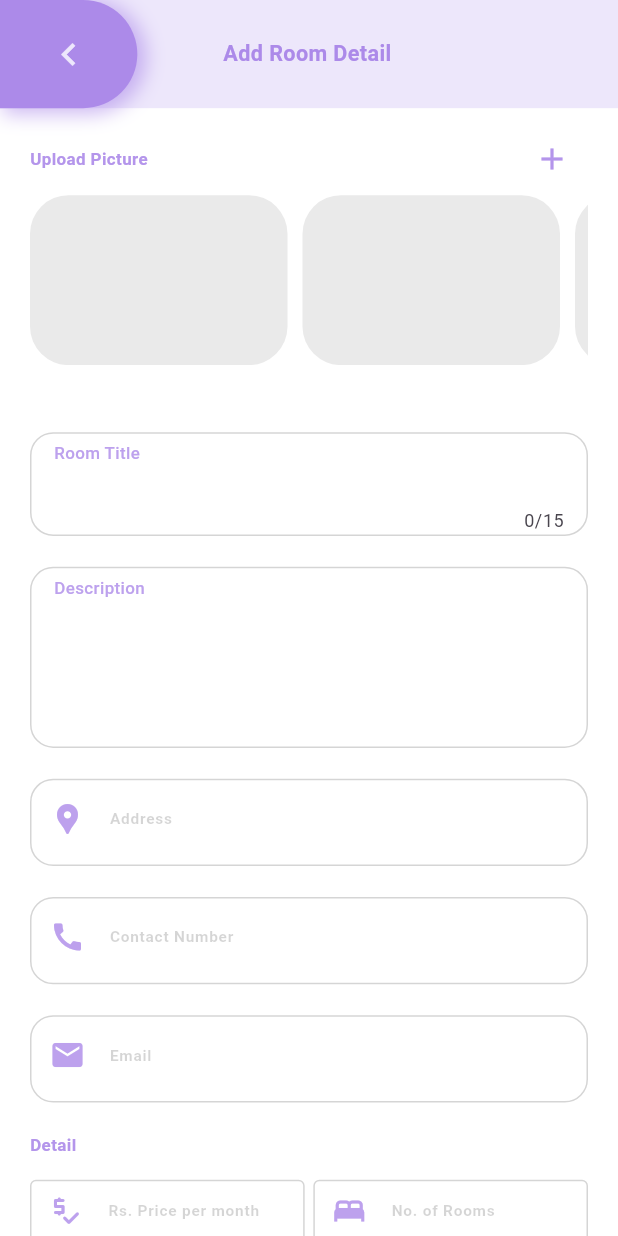
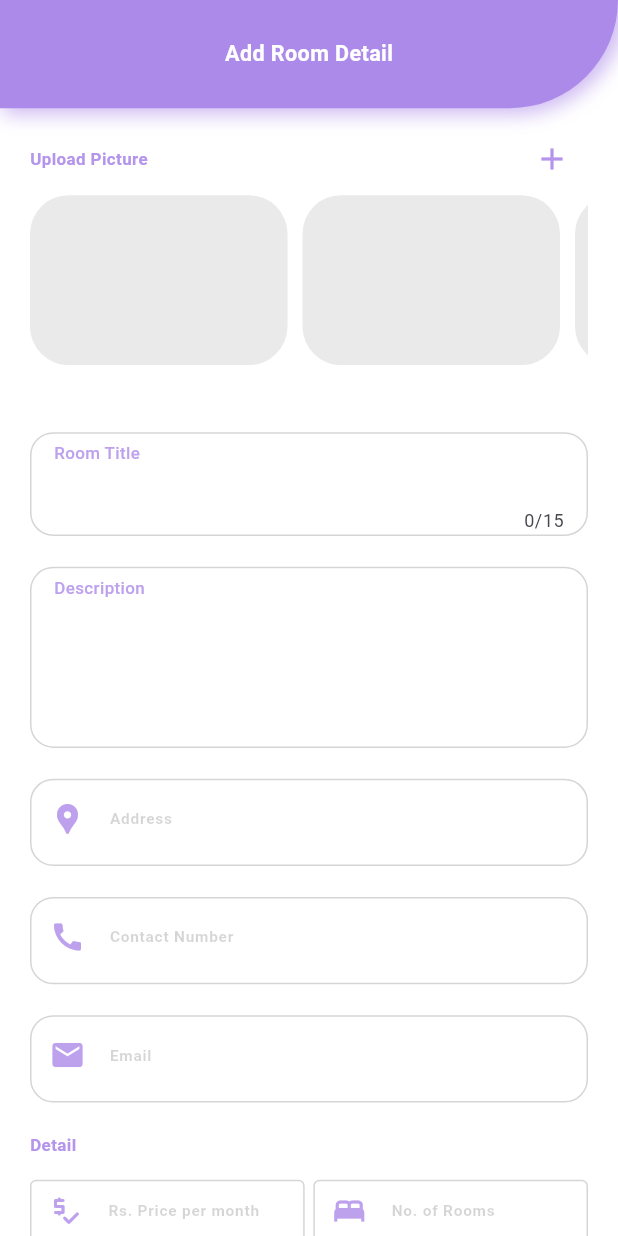
Before and after one commit to ishankanaujiya/room_rent_app_codavatar, a Flutter app: the AddRoomDetail screen opened directly, on a phone screen of 412 x 824 dp. Run offline on Flutter 3.47's test engine with Material 3 defaults, Android fonts, the phone set to English and light mode, and no system bars; our stand-ins replace cloud_firestore, firebase_auth, firebase_core, flutter_screenutil, fluttertoast, image_picker and 1 more; accounts and stored records are empty.

Commit message:
Mobile Back Button Accessed To Control Navigation

```diff
--- a/lib/screen/addRoomDetail.dart
+++ b/lib/screen/addRoomDetail.dart
@@ -75,7 +75,17 @@ class _AddRoomDetailState extends State<AddRoomDetail> {
 
   @override
   Widget build(BuildContext context) {
-    return Scaffold(
+    return PopScope(
+      canPop: false, // block default back
+        onPopInvoked: (didPop) {
+          if (didPop) return;
+
+          Navigator.pushReplacement(
+            context,
+            MaterialPageRoute(builder: (_) => HomeScreen()),
+          );
+        },
+      child: Scaffold(
         backgroundColor: Color.fromARGB(255, 255, 255, 255),
         body: SingleChildScrollView(
           child: Container(
@@ -95,18 +105,17 @@ class _AddRoomDetailState extends State<AddRoomDetail> {
                     height: 70.h,
                     decoration: BoxDecoration(
                       // color: Color.fromARGB(255, 221, 207, 253),
-                    color: Color.fromARGB(26, 78, 19, 218),
+                      // color: Color.fromARGB(26, 78, 19, 218),
                     ),
-                  child: Row(
-                    children: <Widget>[
-                      Container(
-                        width: 80.w,
+                    child: Container(
+                      // margin: EdgeInsets.only(right: 60.0),
+                      width: double.infinity.w,
                       height: double.infinity.h,
                       decoration: BoxDecoration(
                           color: Color(0xFFAC8AE9),
                           borderRadius: BorderRadius.only(
-                                topRight: Radius.circular(50.r),
-                                bottomRight: Radius.circular(50.r)),
+                              // topRight: Radius.circular(50.r),
+                              bottomRight: Radius.circular(100.r)),
                           boxShadow: [
                             BoxShadow(
                               color: Color(0xFFAC8AE9).withOpacity(0.6),
@@ -115,29 +124,16 @@ class _AddRoomDetailState extends State<AddRoomDetail> {
                               offset: Offset(4, 2),
                             )
                           ]),
-                        child: IconButton(
-                            onPressed: ()
-                            {
-                                Navigator.pushReplacement(context, MaterialPageRoute(builder: (context) => HomeScreen()
-                                ));
-                            },
-                            icon: Icon(Icons.keyboard_arrow_left_outlined),
-                            color: Color.fromARGB(255, 237, 231, 252),
-                            iconSize: 30.0,
-                            splashColor: Colors.transparent),
-                      ),
-                      SizedBox(
-                        width: 50.0.w,
-                      ),
-                      Text(
+                      child:  Center(
+                        child: Text(
                                 "Add Room Detail",
                                 style: TextStyle(
-                          color: Color(0xFFAC8AE9),
+                                  color: Colors.white,
                                   fontSize: 14.sp,
                                   fontWeight: FontWeight.bold,
                                 ),
                               ),
-                    ],
+                      ),
                     ),
                   ),
                   Container(
@@ -1199,6 +1195,7 @@ class _AddRoomDetailState extends State<AddRoomDetail> {
             ),
           ),
         ),
+      ),
     );
   }
 }
```
Lines whose indentation alone changed are shown as unchanged.
